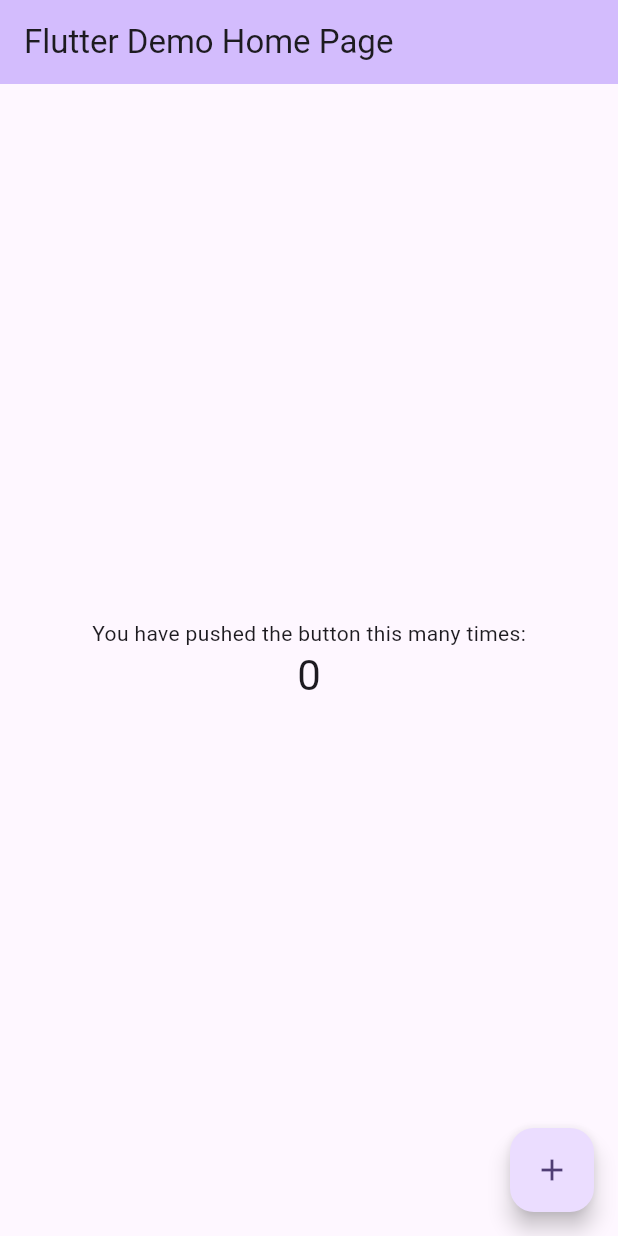
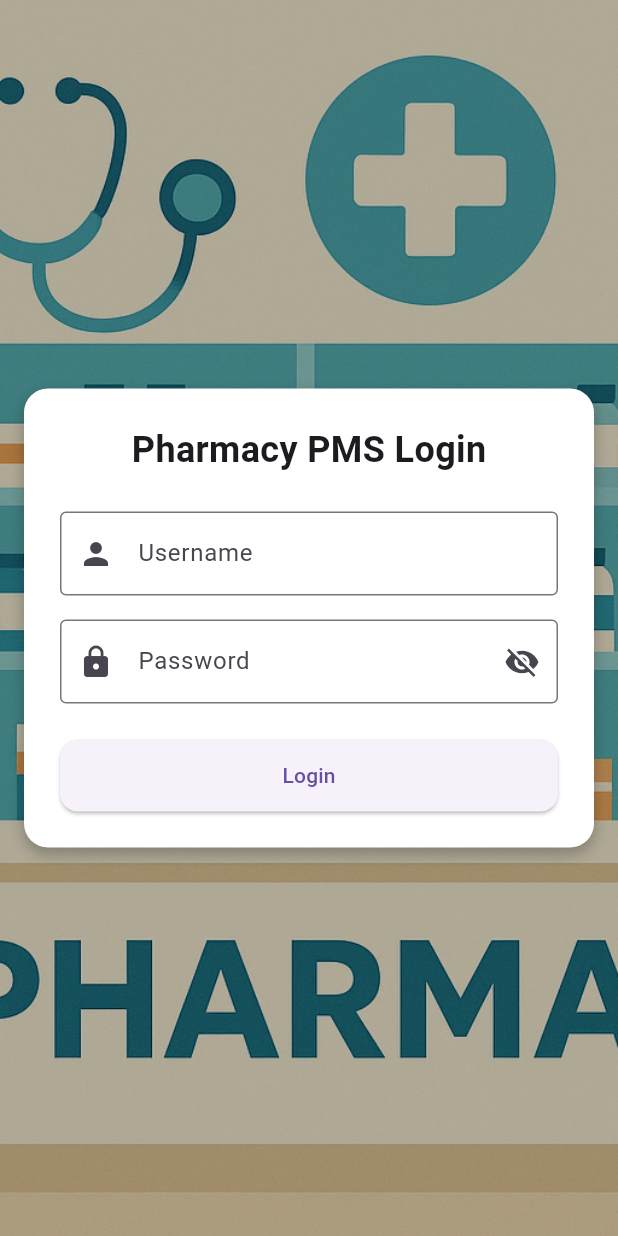
Before and after one commit to 10118112Mardinatha/pms_flutter, a Flutter app: the screen it shows after launch, on a phone screen of 412 x 824 dp. Run offline on Flutter 3.47's test engine with Material 3 defaults, Android fonts, the phone set to English and light mode, and no system bars; our stand-ins replace drift; accounts and stored records are empty; generated files the repository leaves out were written again.

Commit message:
Dahsboard dan Login

```diff
--- /dev/null
+++ b/lib/database/app_database.dart
@@ -0,0 +1,54 @@
+import 'dart:io';
+import 'package:drift/drift.dart';
+import 'package:drift/native.dart';
+import 'package:path/path.dart' as p;
+import 'package:path_provider/path_provider.dart';
+
+part 'app_database.g.dart';
+
+// Tabel Users
+class Users extends Table {
+  IntColumn get id => integer().autoIncrement()();
+  TextColumn get username =>
+      text().withLength(min: 4, max: 32).unique()(); // ✅ Unik
+  TextColumn get password => text()();
+  TextColumn get role => text().withDefault(const Constant('kasir'))();
+}
+
+// Kelas utama database
+@DriftDatabase(tables: [Users])
+class AppDatabase extends _$AppDatabase {
+  AppDatabase() : super(_openConnection());
+
+  @override
+  int get schemaVersion => 1;
+
+  // Ambil semua user
+  Future<List<User>> getAllUsers() => select(users).get();
+
+  // Login hanya berdasarkan username dan password
+  Future<User?> login(String username, String password) {
+    return (select(users)
+          ..where((tbl) => tbl.username.equals(username))
+          ..where((tbl) => tbl.password.equals(password)))
+        .getSingleOrNull();
+  }
+
+  // Cek apakah user dengan username tertentu sudah ada
+  Future<User?> getUserByUsername(String username) {
+    return (select(users)..where((tbl) => tbl.username.equals(username)))
+        .getSingleOrNull();
+  }
+
+  // Insert user, bisa kamu expand dengan validasi tambahan jika perlu
+  Future<int> insertUser(UsersCompanion user) => into(users).insert(user);
+}
+
+// Fungsi membuka koneksi database
+LazyDatabase _openConnection() {
+  return LazyDatabase(() async {
+    final dir = await getApplicationDocumentsDirectory();
+    final file = File(p.join(dir.path, 'pms_db.sqlite'));
+    return NativeDatabase(file);
+  });
+}
--- a/lib/main.dart
+++ b/lib/main.dart
@@ -1,125 +1,35 @@
+import 'package:drift/drift.dart';
 import 'package:flutter/material.dart';
+import 'database/app_database.dart';
+import 'screens/login_screen.dart';
 
-void main() {
-  runApp(const MyApp());
+void main() async {
+  WidgetsFlutterBinding.ensureInitialized();
+
+  final db = AppDatabase();
+
+  // Cek apakah sudah ada user
+  final users = await db.getAllUsers();
+  if (users.isEmpty) {
+    await db.insertUser(UsersCompanion(
+      username: Value('admin'),
+      password: Value('admin123'),
+      role: Value('admin'),
+    ));
+  }
+
+  runApp(MyApp(db: db));
 }
 
 class MyApp extends StatelessWidget {
-  const MyApp({super.key});
+  final AppDatabase db;
+  const MyApp({super.key, required this.db});
 
-  // This widget is the root of your application.
   @override
   Widget build(BuildContext context) {
     return MaterialApp(
-      title: 'Flutter Demo',
-      theme: ThemeData(
-        // This is the theme of your application.
-        //
-        // TRY THIS: Try running your application with "flutter run". You'll see
-        // the application has a purple toolbar. Then, without quitting the app,
-        // try changing the seedColor in the colorScheme below to Colors.green
-        // and then invoke "hot reload" (save your changes or press the "hot
-        // reload" button in a Flutter-supported IDE, or press "r" if you used
-        // the command line to start the app).
-        //
-        // Notice that the counter didn't reset back to zero; the application
-        // state is not lost during the reload. To reset the state, use hot
-        // restart instead.
-        //
-        // This works for code too, not just values: Most code changes can be
-        // tested with just a hot reload.
-        colorScheme: ColorScheme.fromSeed(seedColor: Colors.deepPurple),
-        useMaterial3: true,
-      ),
-      home: const MyHomePage(title: 'Flutter Demo Home Page'),
+      title: 'PMS Login',
+      home: LoginScreen(db: db),
     );
   }
 }
-
-class MyHomePage extends StatefulWidget {
-  const MyHomePage({super.key, required this.title});
-
-  // This widget is the home page of your application. It is stateful, meaning
-  // that it has a State object (defined below) that contains fields that affect
-  // how it looks.
-
-  // This class is the configuration for the state. It holds the values (in this
-  // case the title) provided by the parent (in this case the App widget) and
-  // used by the build method of the State. Fields in a Widget subclass are
-  // always marked "final".
-
-  final String title;
-
-  @override
-  State<MyHomePage> createState() => _MyHomePageState();
-}
-
-class _MyHomePageState extends State<MyHomePage> {
-  int _counter = 0;
-
-  void _incrementCounter() {
-    setState(() {
-      // This call to setState tells the Flutter framework that something has
-      // changed in this State, which causes it to rerun the build method below
-      // so that the display can reflect the updated values. If we changed
-      // _counter without calling setState(), then the build method would not be
-      // called again, and so nothing would appear to happen.
-      _counter++;
-    });
-  }
-
-  @override
-  Widget build(BuildContext context) {
-    // This method is rerun every time setState is called, for instance as done
-    // by the _incrementCounter method above.
-    //
-    // The Flutter framework has been optimized to make rerunning build methods
-    // fast, so that you can just rebuild anything that needs updating rather
-    // than having to individually change instances of widgets.
-    return Scaffold(
-      appBar: AppBar(
-        // TRY THIS: Try changing the color here to a specific color (to
-        // Colors.amber, perhaps?) and trigger a hot reload to see the AppBar
-        // change color while the other colors stay the same.
-        backgroundColor: Theme.of(context).colorScheme.inversePrimary,
-        // Here we take the value from the MyHomePage object that was created by
-        // the App.build method, and use it to set our appbar title.
-        title: Text(widget.title),
-      ),
-      body: Center(
-        // Center is a layout widget. It takes a single child and positions it
-        // in the middle of the parent.
-        child: Column(
-          // Column is also a layout widget. It takes a list of children and
-          // arranges them vertically. By default, it sizes itself to fit its
-          // children horizontally, and tries to be as tall as its parent.
-          //
-          // Column has various properties to control how it sizes itself and
-          // how it positions its children. Here we use mainAxisAlignment to
-          // center the children vertically; the main axis here is the vertical
-          // axis because Columns are vertical (the cross axis would be
-          // horizontal).
-          //
-          // TRY THIS: Invoke "debug painting" (choose the "Toggle Debug Paint"
-          // action in the IDE, or press "p" in the console), to see the
-          // wireframe for each widget.
-          mainAxisAlignment: MainAxisAlignment.center,
-          children: <Widget>[
-            const Text(
-              'You have pushed the button this many times:',
-            ),
-            Text(
-              '$_counter',
-              style: Theme.of(context).textTheme.headlineMedium,
-            ),
-          ],
-        ),
-      ),
-      floatingActionButton: FloatingActionButton(
-        onPressed: _incrementCounter,
-        tooltip: 'Increment',
-        child: const Icon(Icons.add),
-      ), // This trailing comma makes auto-formatting nicer for build methods.
-    );
-  }
-}
--- /dev/null
+++ b/lib/models/user_model.dart
@@ -0,0 +1,35 @@
+class UserModel {
+  final String id;
+  final String username;
+  final String email;
+  final String role;
+  final String? avatar;
+
+  UserModel({
+    required this.id,
+    required this.username,
+    required this.email,
+    required this.role,
+    this.avatar,
+  });
+
+  factory UserModel.fromJson(Map<String, dynamic> json) {
+    return UserModel(
+      id: json['id'] ?? '',
+      username: json['username'] ?? '',
+      email: json['email'] ?? '',
+      role: json['role'] ?? '',
+      avatar: json['avatar'],
+    );
+  }
+
+  Map<String, dynamic> toJson() {
+    return {
+      'id': id,
+      'username': username,
+      'email': email,
+      'role': role,
+      'avatar': avatar,
+    };
+  }
+}
--- /dev/null
+++ b/lib/screens/login_screen.dart
@@ -0,0 +1,177 @@
+import 'package:flutter/material.dart';
+import '../database/app_database.dart';
+import '../models/user_model.dart';
+import 'dashboard_screen.dart';
+
+class LoginScreen extends StatefulWidget {
+  final AppDatabase db;
+  const LoginScreen({Key? key, required this.db}) : super(key: key);
+
+  @override
+  State<LoginScreen> createState() => _LoginScreenState();
+}
+
+class _LoginScreenState extends State<LoginScreen> {
+  final _formKey = GlobalKey<FormState>();
+  final _usernameController = TextEditingController();
+  final _passwordController = TextEditingController();
+  bool _obscurePassword = true;
+  bool _isLoading = false;
+
+  Future<void> _login() async {
+    if (!_formKey.currentState!.validate()) return;
+
+    setState(() => _isLoading = true);
+
+    final user = await widget.db.login(
+      _usernameController.text.trim(),
+      _passwordController.text,
+    );
+
+    setState(() => _isLoading = false);
+
+    if (user != null) {
+      // Konversi User (Dari DB) ke UserModel (Model Aplikasi)
+      final userModel = UserModel(
+        id: user.id.toString(),
+        username: user.username,
+        email: '',
+        role: user.role,
+        avatar: null,
+      );
+
+      Navigator.pushReplacement(
+        context,
+        MaterialPageRoute(builder: (_) => DashboardScreen(user: userModel)),
+      );
+    } else {
+      ScaffoldMessenger.of(context).showSnackBar(
+        const SnackBar(
+          content: Text('Username atau password salah'),
+          backgroundColor: Colors.redAccent,
+        ),
+      );
+    }
+  }
+
+  @override
+  Widget build(BuildContext context) {
+    return Scaffold(
+      body: Stack(
+        children: [
+          Container(
+            decoration: const BoxDecoration(
+              image: DecorationImage(
+                image: AssetImage('assets/images/pharmacy_bg.png'),
+                fit: BoxFit.cover,
+              ),
+            ),
+          ),
+          Container(color: Colors.black.withOpacity(0.3)),
+          Center(
+            child: SingleChildScrollView(
+              padding: const EdgeInsets.symmetric(horizontal: 16, vertical: 32),
+              child: Container(
+                constraints: const BoxConstraints(maxWidth: 400),
+                padding: const EdgeInsets.all(24),
+                decoration: BoxDecoration(
+                  color: Colors.white,
+                  borderRadius: BorderRadius.circular(16),
+                  boxShadow: const [
+                    BoxShadow(
+                      color: Colors.black26,
+                      blurRadius: 8,
+                      offset: Offset(0, 4),
+                    ),
+                  ],
+                ),
+                child: Form(
+                  key: _formKey,
+                  child: Column(
+                    mainAxisSize: MainAxisSize.min,
+                    children: [
+                      const Text(
+                        'Pharmacy PMS Login',
+                        style: TextStyle(
+                          fontSize: 24,
+                          fontWeight: FontWeight.bold,
+                        ),
+                      ),
+                      const SizedBox(height: 24),
+                      TextFormField(
+                        controller: _usernameController,
+                        decoration: const InputDecoration(
+                          labelText: 'Username',
+                          prefixIcon: Icon(Icons.person),
+                          border: OutlineInputBorder(),
+                        ),
+                        onFieldSubmitted: (_) =>
+                            FocusScope.of(context).nextFocus(),
+                        validator: (value) {
+                          if (value == null || value.trim().isEmpty) {
+                            return 'Username wajib diisi';
+                          }
+                          return null;
+                        },
+                      ),
+                      const SizedBox(height: 16),
+                      TextFormField(
+                        controller: _passwordController,
+                        obscureText: _obscurePassword,
+                        onFieldSubmitted: (_) => _login(),
+                        decoration: InputDecoration(
+                          labelText: 'Password',
+                          prefixIcon: const Icon(Icons.lock),
+                          suffixIcon: IconButton(
+                            icon: Icon(
+                              _obscurePassword
+                                  ? Icons.visibility_off
+                                  : Icons.visibility,
+                            ),
+                            onPressed: () {
+                              setState(() {
+                                _obscurePassword = !_obscurePassword;
+                              });
+                            },
+                          ),
+                          border: const OutlineInputBorder(),
+                        ),
+                        validator: (value) {
+                          if (value == null || value.isEmpty) {
+                            return 'Password wajib diisi';
+                          }
+                          if (value.length < 6) {
+                            return 'Password minimal 6 karakter';
+                          }
+                          return null;
+                        },
+                      ),
+                      const SizedBox(height: 24),
+                      SizedBox(
+                        width: double.infinity,
+                        height: 48,
+                        child: ElevatedButton(
+                          onPressed: _isLoading ? null : _login,
+                          style: ElevatedButton.styleFrom(
+                            shape: RoundedRectangleBorder(
+                              borderRadius: BorderRadius.circular(12),
+                            ),
+                          ),
+                          child: _isLoading
+                              ? const CircularProgressIndicator(
+                                  color: Colors.white,
+                                )
+                              : const Text('Login'),
+                        ),
+                      ),
+                    ],
+                  ),
+                ),
+              ),
+            ),
+          ),
+        ],
+      ),
+    );
+  }
+}
--- a/pubspec.yaml
+++ b/pubspec.yaml
@@ -31,8 +31,10 @@ dependencies:
   flutter:
     sdk: flutter
   drift: ^2.15.0
+  ffi: ^2.1.3
   sqlite3_flutter_libs: ^0.5.15
   path_provider: ^2.1.2
+
 
 
   # The following adds the Cupertino Icons font to your application.
@@ -57,7 +59,9 @@ dev_dependencies:
 
 # The following section is specific to Flutter packages.
 flutter:
-
+  assets:
+  - assets/images/pharmacy_bg.png
+  - assets/images/user_avatar.png
   # The following line ensures that the Material Icons font is
   # included with your application, so that you can use the icons in
   # the material Icons class.
```
Also changed, not shown: lib/components/sidebar.dart (added, +159 -0 lines), lib/components/topbar.dart (added, +100 -0 lines), lib/screens/dashboard_screen.dart (added, +68 -0 lines), assets/images/pharmacy_bg.png (added), assets/images/user_avatar.png (added), lib/database/app_database.g.dart (added), pubspec.lock, 1 other file.
